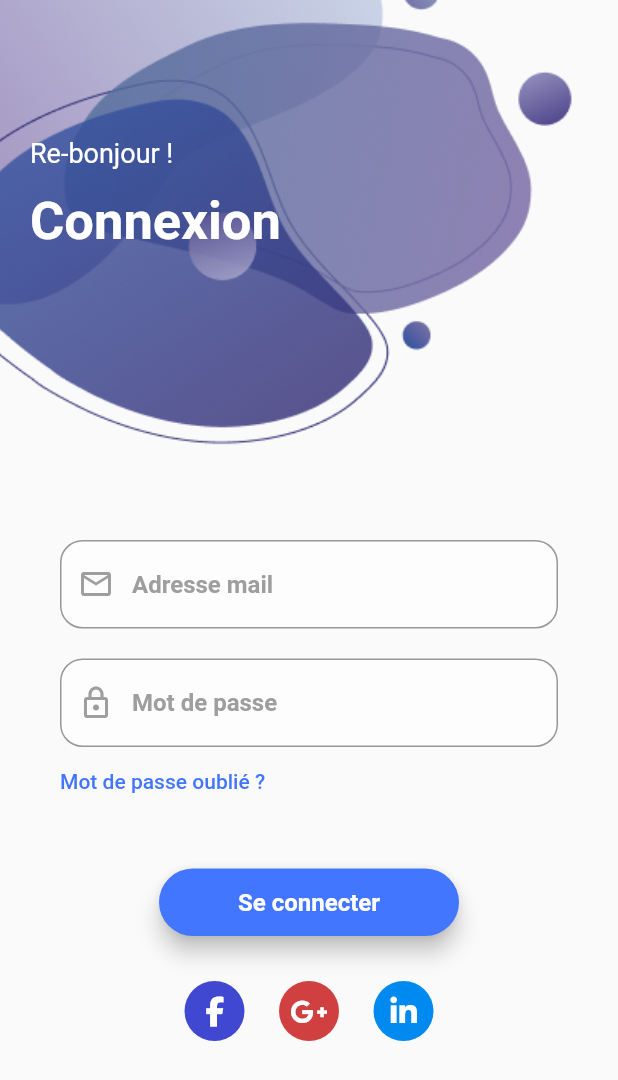
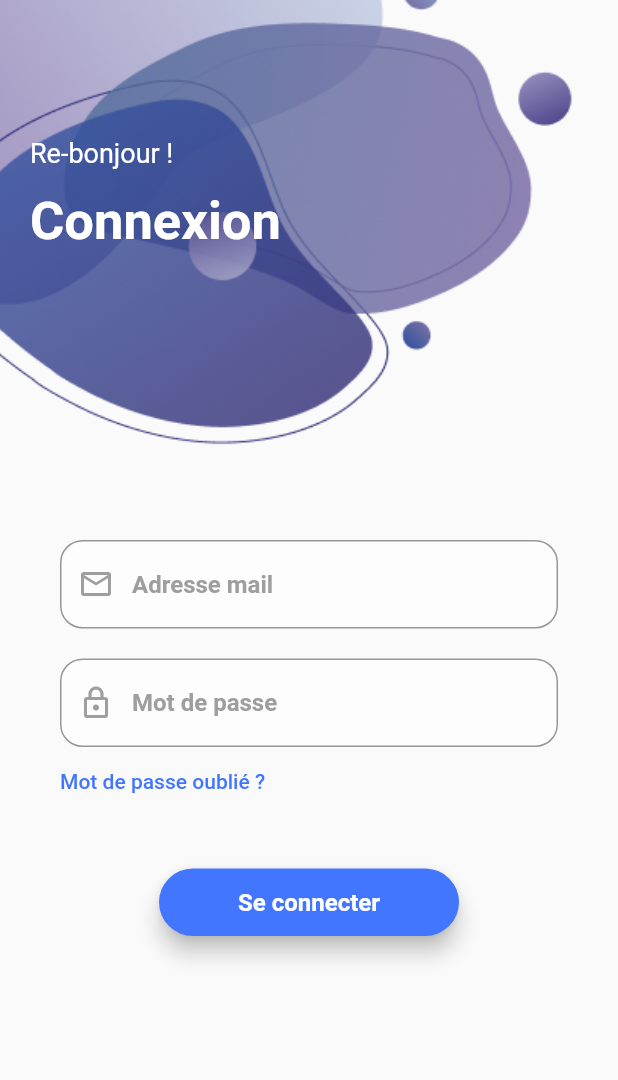
Before and after one commit to FrancisKOUAHO/scan.letsgo, a Flutter app: the screen it shows after launch, after a tap on "Mot de passe oublié ?", after a tap on "Retour", on a phone screen of 412 x 824 dp. Shown: the top 1080 px of the screen. Run offline on Flutter 3.47's test engine with Material 2 defaults, Android fonts, the phone set to English and light mode, and no system bars; our stand-ins replace fluttertoast, font_awesome_flutter, google_fonts, google_nav_bar, line_icons, shared_preferences; missing offline and left inert: qr_code_scanner; Roboto replaces fonts that are missing (Late, Poppins).

Commit message:
add system

```diff
--- a/lib/views/splash/login/sign_in.dart
+++ b/lib/views/splash/login/sign_in.dart
@@ -1,4 +1,3 @@
-
 import 'package:LetsGo_Scan/views/splash/login/reset_password.dart';
 import 'package:font_awesome_flutter/font_awesome_flutter.dart';
 import 'package:flutter/material.dart';
@@ -7,7 +6,6 @@ import 'package:provider/provider.dart';
 import '../../../provider/auth_provider.dart';
 import '../../../theme/letsgo_theme.dart';
 import '../home/home_screen.dart';
-
 
 class SignIn extends StatefulWidget {
   const SignIn({Key? key}) : super(key: key);
@@ -240,7 +238,7 @@ class _SignInState extends State<SignIn> {
                         ),
                       ),
                       onPressed: () {
-                       /* if (emailController.text.isEmpty ||
+                        /* if (emailController.text.isEmpty ||
                             passwordController.text.isEmpty) {
                         } else {
                           auth.loginUser(
@@ -260,73 +258,6 @@ class _SignInState extends State<SignIn> {
               ],
             ),
           ),
-          Padding(
-            padding: const EdgeInsetsDirectional.fromSTEB(100, 30, 100, 0),
-            child: Row(
-              mainAxisSize: MainAxisSize.max,
-              mainAxisAlignment: MainAxisAlignment.spaceEvenly,
-              children: [
-                Container(
-                  width: 40,
-                  height: 40,
-                  decoration: const BoxDecoration(
-                    color: Color.fromARGB(255, 64, 71, 209),
-                    shape: BoxShape.circle,
-                  ),
-                  child: Row(
-                    mainAxisSize: MainAxisSize.max,
-                    mainAxisAlignment: MainAxisAlignment.center,
-                    children: const [
-                      FaIcon(
-                        FontAwesomeIcons.facebookF,
-                        color: Colors.white,
-                        size: 20,
-                      ),
-                    ],
-                  ),
-                ),
-                Container(
-                  width: 40,
-                  height: 40,
-                  decoration: const BoxDecoration(
-                    color: Color(0xFFD14040),
-                    shape: BoxShape.circle,
-                  ),
-                  child: Row(
-                    mainAxisSize: MainAxisSize.max,
-                    mainAxisAlignment: MainAxisAlignment.center,
-                    children: const [
-                      FaIcon(
-                        FontAwesomeIcons.googlePlusG,
-                        color: Colors.white,
-                        size: 20,
-                      ),
-                    ],
-                  ),
-                ),
-                Container(
-                  width: 40,
-                  height: 40,
-                  decoration: const BoxDecoration(
-                    color: Color(0xFF008AEF),
-                    shape: BoxShape.circle,
-                  ),
-                  child: Row(
-                    mainAxisSize: MainAxisSize.max,
-                    mainAxisAlignment: MainAxisAlignment.center,
-                    crossAxisAlignment: CrossAxisAlignment.center,
-                    children: const [
-                      FaIcon(
-                        FontAwesomeIcons.linkedinIn,
-                        color: Colors.white,
-                        size: 20,
-                      ),
-                    ],
-                  ),
-                ),
-              ],
-            ),
-          ),
         ],
       ),
     );
--- a/lib/views/splash/splash_screen.dart
+++ b/lib/views/splash/splash_screen.dart
@@ -34,16 +34,6 @@ class _SplashScreenState extends State<SplashScreen> {
         children: [
           Positioned.fill(
             child: Container(
-              decoration: const BoxDecoration(
-                image: DecorationImage(
-                  image: AssetImage('assets/Splash.png'),
-                  fit: BoxFit.cover,
-                ),
-              ),
-            ),
-          ),
-          Positioned.fill(
-            child: Container(
               decoration: BoxDecoration(
                 gradient: LinearGradient(
                   colors: [
@@ -63,10 +53,15 @@ class _SplashScreenState extends State<SplashScreen> {
                 children: <Widget>[
                   Column(
                     children: [
-                      Text(
-                        "Let's GO",
-                        style: LetsGoTheme.logoTitle,
+                      Image.asset(
+                        'assets/logo/playstore.png',
+                        width: 200,
+                        height: 200,
                       ),
+                      const SizedBox(
+                        height: 20,
+                      ),
+
                     ],
                   ),
                 ],
```
